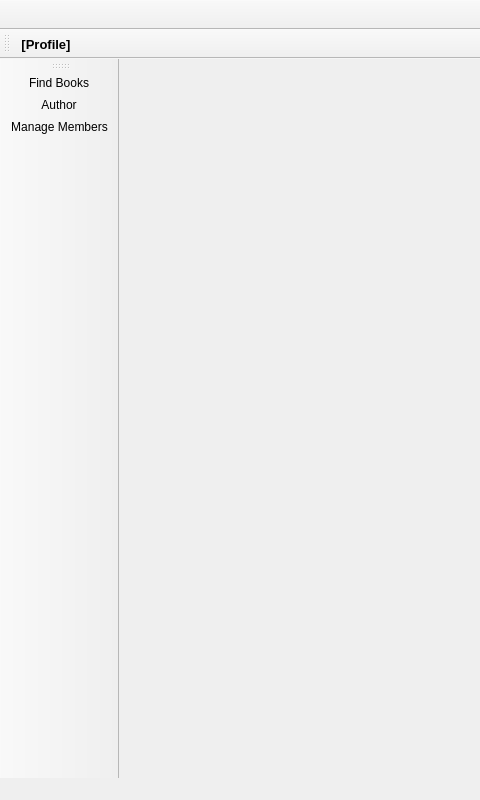
Above: LibraryManagementSystem/applicationwindow.ui from NiroSugir/LibraryManagementSystem before the change; both pictures show x 0 to 480 and y 0 to 800 of the 1200 by 800 pixel window. Below: the same form after it.
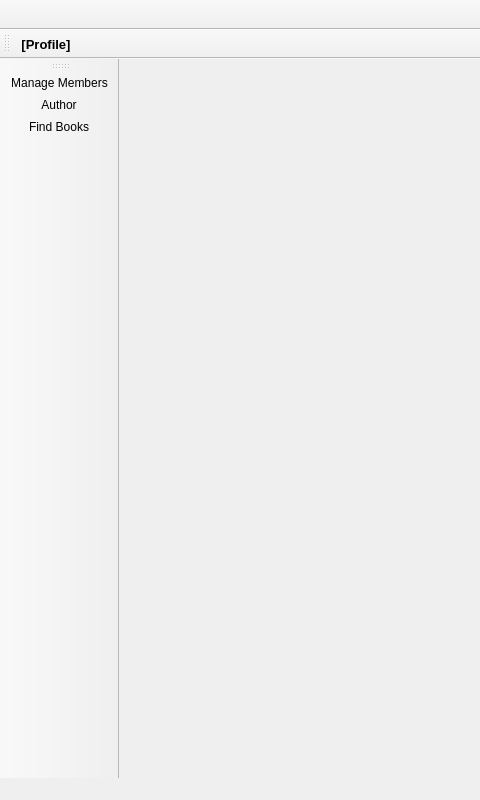
That is the form after the change. Icons and pictures are not drawn.

Commit message: move restricted routes above unrestricted ones in toolbar

```diff
--- a/LibraryManagementSystem/applicationwindow.ui
+++ b/LibraryManagementSystem/applicationwindow.ui
@@ -76,9 +76,9 @@
    <attribute name="toolBarBreak">
     <bool>false</bool>
    </attribute>
-   <addaction name="actionFind_Books"/>
-   <addaction name="actionAuthor"/>
    <addaction name="actionManage_Members"/>
+   <addaction name="actionAuthor"/>
+   <addaction name="actionFind_Books"/>
   </widget>
   <widget class="QToolBar" name="toolBar">
    <property name="windowTitle">
```
